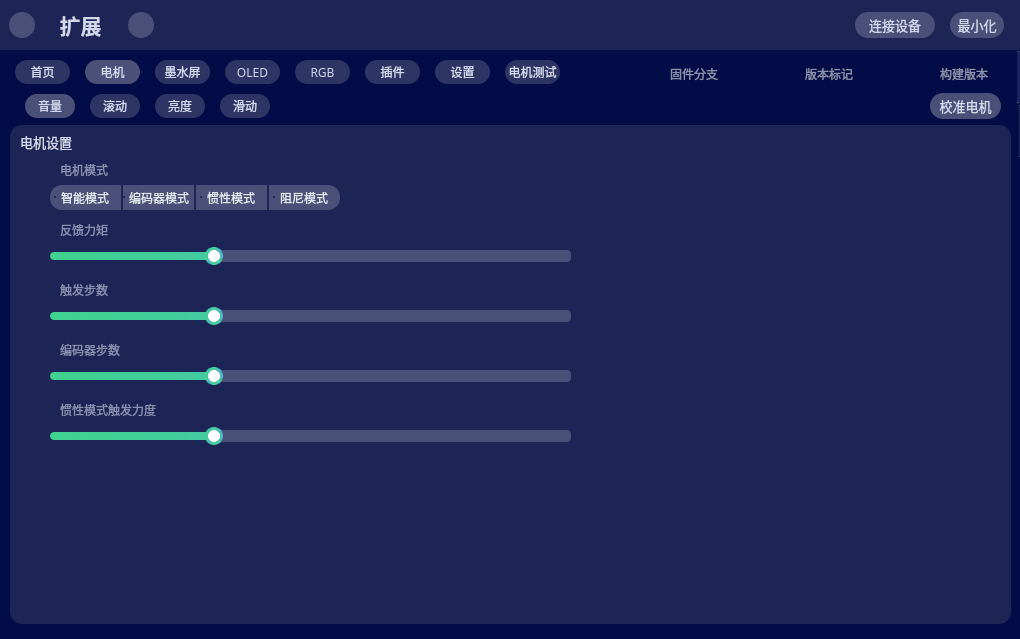
Old version of the form ui/mainwindow.ui in the repository Huiyicc/hw75-tools.
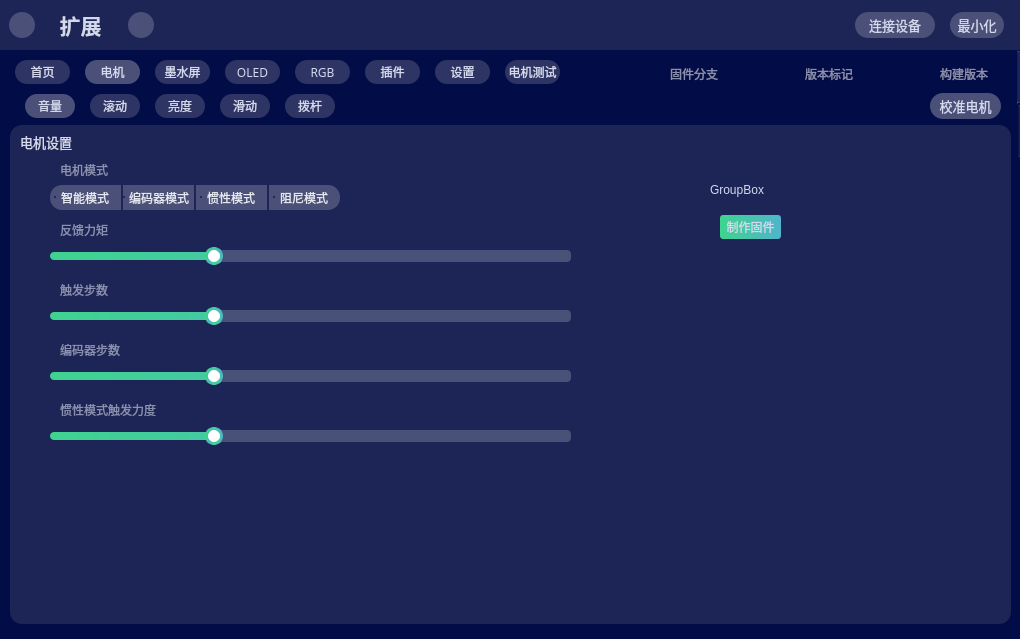
New version of the form. The open tabs and pages were chosen to show the change. Icons and pictures are not drawn.

```diff
--- a/ui/mainwindow.ui
+++ b/ui/mainwindow.ui
@@ -1125,7 +1125,7 @@
          <rect>
           <x>10</x>
           <y>10</y>
-          <width>271</width>
+          <width>331</width>
           <height>31</height>
          </rect>
         </property>
@@ -1193,6 +1193,11 @@
           <string>滑动</string>
          </attribute>
         </widget>
+        <widget class="QWidget" name="knob_paddle">
+         <attribute name="title">
+          <string>拨杆</string>
+         </attribute>
+        </widget>
        </widget>
        <widget class="QPushButton" name="ctrl_knob_button_calibration">
         <property name="geometry">
@@ -1834,6 +1839,38 @@
           </property>
          </widget>
         </widget>
+        <widget class="QGroupBox" name="groupBox_16">
+         <property name="geometry">
+          <rect>
+           <x>690</x>
+           <y>50</y>
+           <width>241</width>
+           <height>191</height>
+          </rect>
+         </property>
+         <property name="title">
+          <string>GroupBox</string>
+         </property>
+         <widget class="QPushButton" name="ctrl_knob_button_setup">
+          <property name="geometry">
+           <rect>
+            <x>20</x>
+            <y>40</y>
+            <width>61</width>
+            <height>24</height>
+           </rect>
+          </property>
+          <property name="styleSheet">
+           <string notr="true">background:qlineargradient(x1:0, y1:1, x2:1, y2:1, stop:0 #3fd38f, stop:1 #50b4cb);
+color: rgb(211, 216, 237);
+border-radius: 3px;
+border: none;</string>
+          </property>
+          <property name="text">
+           <string>制作固件</string>
+          </property>
+         </widget>
+        </widget>
        </widget>
       </widget>
       <widget class="QWidget" name="ctrl_tab_eink">
```
Left out of the diff: 2 changed lines with no effect on the pictures.
